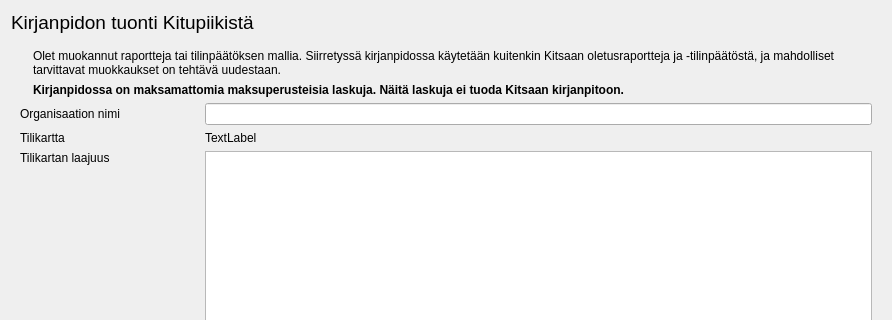
Old version of the form kitsas/kitupiikkituonti/vanhatuontidlg.ui in the repository artoh/kitupiikki; both pictures show x 0 to 892 and y 0 to 320 of the 892 by 602 pixel window.
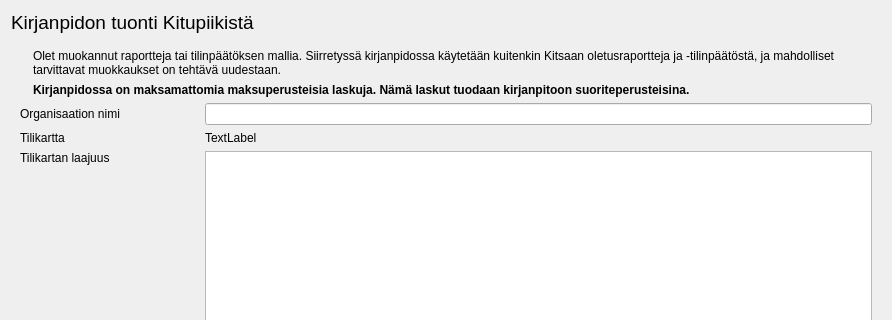
New version of the form. The open tabs and pages were chosen to show the change. Icons and pictures are not drawn.

The edit to the form file:
```diff
--- a/kitsas/kitupiikkituonti/vanhatuontidlg.ui
+++ b/kitsas/kitupiikkituonti/vanhatuontidlg.ui
@@ -116,7 +116,7 @@
               </font>
              </property>
              <property name="text">
-              <string>&lt;html&gt;&lt;head/&gt;&lt;body&gt;&lt;p&gt;Kirjanpidossa on maksamattomia maksuperusteisia laskuja. Näitä laskuja ei tuoda Kitsaan kirjanpitoon.&lt;/p&gt;&lt;/body&gt;&lt;/html&gt;</string>
+              <string>&lt;html&gt;&lt;head/&gt;&lt;body&gt;&lt;p&gt;Kirjanpidossa on maksamattomia maksuperusteisia laskuja. Nämä laskut tuodaan kirjanpitoon suoriteperusteisina.&lt;/p&gt;&lt;/body&gt;&lt;/html&gt;</string>
              </property>
              <property name="wordWrap">
               <bool>true</bool>
```
Left out of the diff: 2 changed lines with no effect on the pictures.
